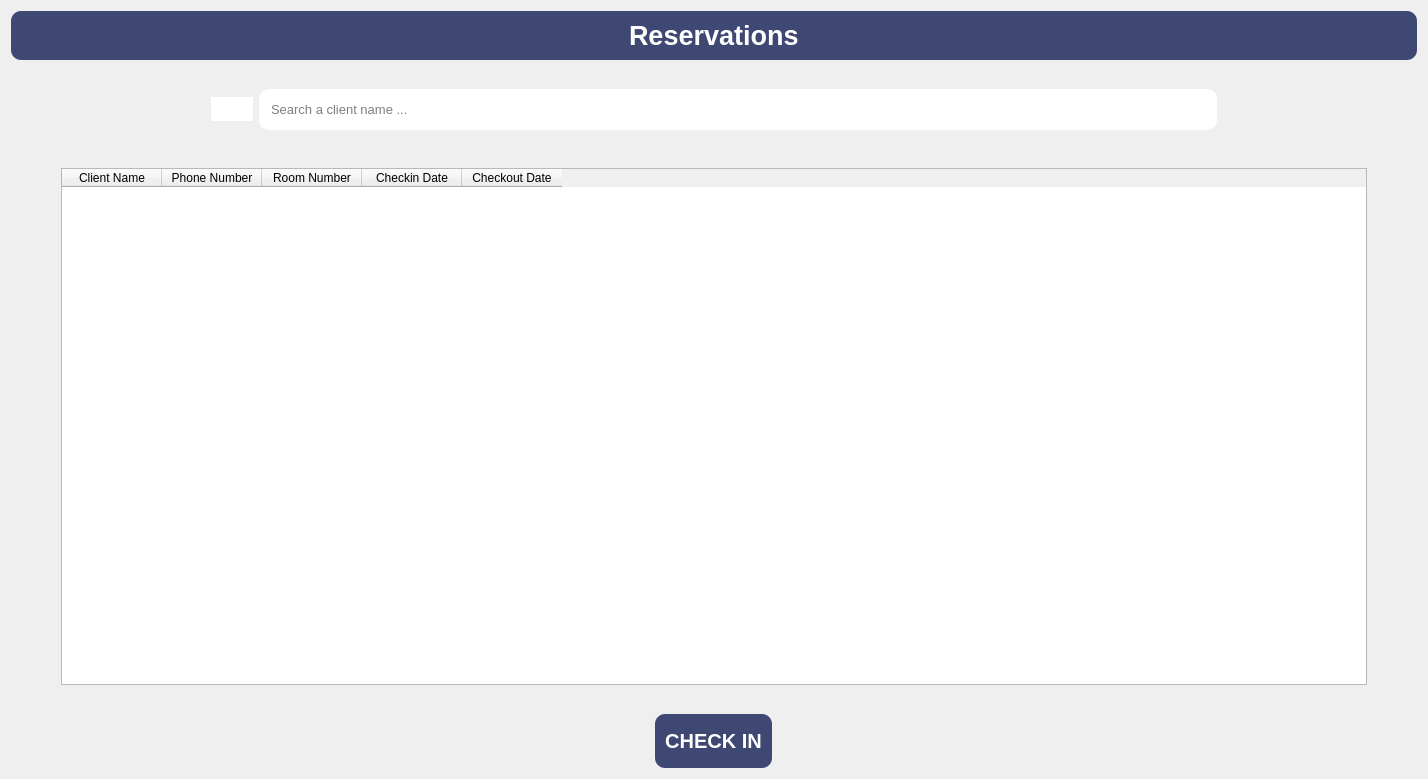
mindt102/HotelManagementSystem, file checking.ui: the form before one commit.
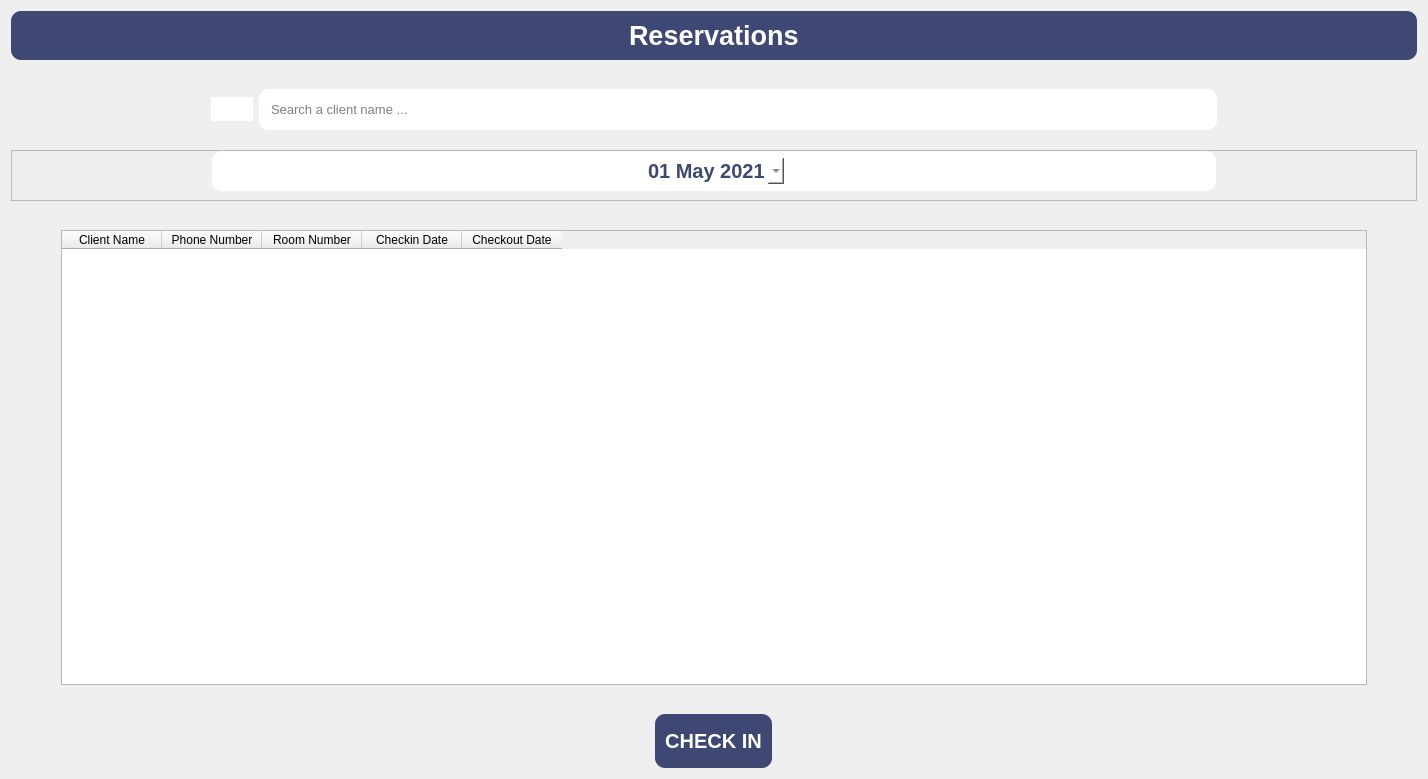
The form after the commit. Icons and pictures are not drawn.

Commit message: add load checking by date func

What changed in the file:
```diff
--- a/checking.ui
+++ b/checking.ui
@@ -78,6 +78,9 @@
       <property name="rightMargin">
        <number>200</number>
       </property>
+      <property name="bottomMargin">
+       <number>0</number>
+      </property>
       <item>
        <widget class="QPushButton" name="searchBtn">
         <property name="styleSheet">
@@ -129,6 +132,101 @@
      </layout>
     </widget>
    </item>
+   <item>
+    <widget class="QFrame" name="frame_4">
+     <property name="frameShape">
+      <enum>QFrame::StyledPanel</enum>
+     </property>
+     <property name="frameShadow">
+      <enum>QFrame::Raised</enum>
+     </property>
+     <layout class="QHBoxLayout" name="horizontalLayout_2">
+      <property name="leftMargin">
+       <number>200</number>
+      </property>
+      <property name="topMargin">
+       <number>0</number>
+      </property>
+      <property name="rightMargin">
+       <number>200</number>
+      </property>
+      <item>
+       <widget class="QFrame" name="frame_16">
+        <property name="sizePolicy">
+         <sizepolicy hsizetype="Preferred" vsizetype="Fixed">
+          <horstretch>0</horstretch>
+          <verstretch>0</verstretch>
+         </sizepolicy>
+        </property>
+        <property name="styleSheet">
+         <string notr="true">border-width: 1;
+border-style: none;
+border-radius: 10;
+color: #3f4773;
+background-color: white;
+</string>
+        </property>
+        <property name="frameShape">
+         <enum>QFrame::StyledPanel</enum>
+        </property>
+        <property name="frameShadow">
+         <enum>QFrame::Raised</enum>
+        </property>
+        <layout class="QHBoxLayout" name="horizontalLayout_5">
+         <property name="leftMargin">
+          <number>11</number>
+         </property>
+         <property name="topMargin">
+          <number>7</number>
+         </property>
+         <property name="bottomMargin">
+          <number>7</number>
+         </property>
+         <item alignment="Qt::AlignHCenter">
+          <widget class="QDateEdit" name="dateEdit">
+           <property name="font">
+            <font>
+             <pointsize>15</pointsize>
+             <weight>75</weight>
+             <bold>true</bold>
+            </font>
+           </property>
+           <property name="styleSheet">
+            <string notr="true">color: #3f4773</string>
+           </property>
+           <property name="readOnly">
+            <bool>false</bool>
+           </property>
+           <property name="correctionMode">
+            <enum>QAbstractSpinBox::CorrectToNearestValue</enum>
+           </property>
+           <property name="showGroupSeparator" stdset="0">
+            <bool>false</bool>
+           </property>
+           <property name="displayFormat">
+            <string>dd MMM yyyy</string>
+           </property>
+           <property name="calendarPopup">
+            <bool>true</bool>
+           </property>
+           <property name="timeSpec">
+            <enum>Qt::LocalTime</enum>
+           </property>
+           <property name="date">
+            <date>
+             <year>2021</year>
+             <month>5</month>
+             <day>1</day>
+            </date>
+           </property>
+          </widget>
+         </item>
+        </layout>
+       </widget>
+      </item>
+     </layout>
+    </widget>
+   </item>
    <item>
     <widget class="QFrame" name="frame_3">
      <property name="frameShadow">
@@ -141,7 +239,7 @@
       <property name="rightMargin">
        <number>50</number>
       </property>
-      <item row="0" column="0">
+      <item row="1" column="0">
        <widget class="QTableWidget" name="tableWidget">
         <property name="styleSheet">
          <string notr="true"/>
```
The commit also changes 9 other files.
